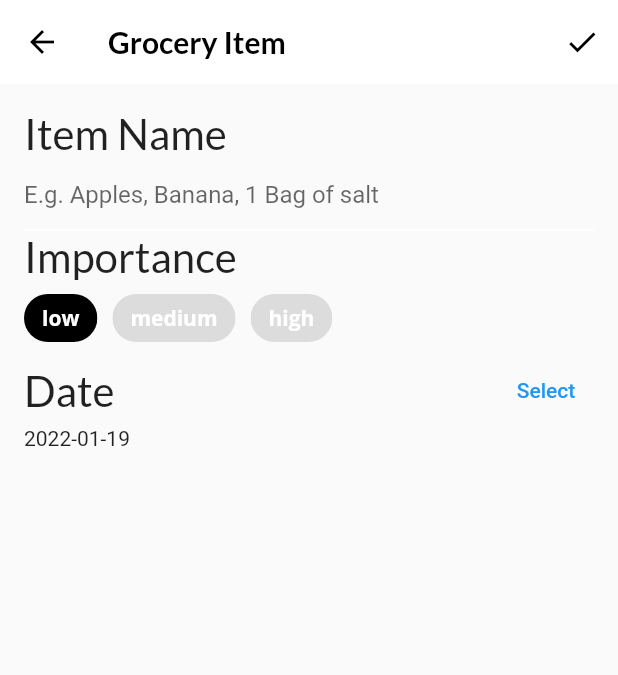
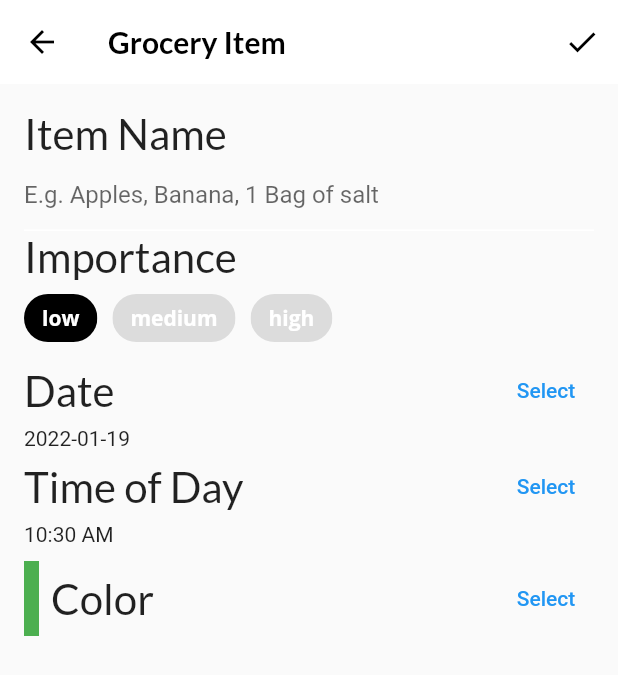
Before and after one commit to Austin-Godwin/fooderlich_interactive_widgets, a Flutter app: the screen it shows after launch, item 3 of the bottom bar chosen, after a tap on the "add" icon, on a phone screen of 412 x 824 dp. Shown: the top 675 px of the screen. Run offline on Flutter 3.47's test engine with Material 2 defaults, Android fonts, the phone set to English and light mode, and no system bars; our stand-ins replace flutter_colorpicker, google_fonts; project files that could hold a hidden picture were left out.

Commit message:
Color Picker Added

```diff
--- a/lib/screens/grocery_item_screen.dart
+++ b/lib/screens/grocery_item_screen.dart
@@ -83,6 +83,9 @@ class _GroceryItemScreenState extends State<GroceryItemScreen> {
             buildNameField(),
             buildImportantField(),
             buildDateField(context),
+            buildTimeField(context),
+            const SizedBox(height: 10.0,),
+            buildColorPicker(context),
           ],
         ),
       ),
@@ -202,4 +205,86 @@ class _GroceryItemScreenState extends State<GroceryItemScreen> {
       ],
     );
   }
+
+  Widget buildTimeField(BuildContext context) {
+    return Column(
+      crossAxisAlignment: CrossAxisAlignment.start,
+      children: [
+        Row(
+          mainAxisAlignment: MainAxisAlignment.spaceBetween,
+          children: [
+            Text(
+              'Time of Day',
+              style: GoogleFonts.lato(fontSize: 28.0),
+            ),
+            TextButton(
+              onPressed: () async {
+                final timeOfDay = await showTimePicker(
+                  context: context,
+                  initialTime: TimeOfDay.now(),
+                );
+                setState(() {
+                  if (timeOfDay != null) {
+                    _timeOfDay = timeOfDay;
+                  }
+                });
+              },
+              child: const Text('Select'),
+            )
+          ],
+        ),
+        Text('${_timeOfDay.format(context)}'),
+      ],
+    );
+  }
+
+  Widget buildColorPicker(BuildContext context) {
+    return Row(
+      mainAxisAlignment: MainAxisAlignment.spaceBetween,
+      children: [
+        Row(
+          children: [
+            Container(
+              height: 50.0,
+              width: 10.0,
+              color: _currentColor,
+            ),
+            const SizedBox(
+              width: 8.0,
+            ),
+            Text(
+              'Color',
+              style: GoogleFonts.lato(fontSize: 28.0),
+            ),
+          ],
+        ),
+        TextButton(
+          onPressed: () {
+            showDialog(
+              context: context,
+              builder: (context) {
+                return AlertDialog(
+                  content: BlockPicker(
+                    pickerColor: Colors.white,
+                    onColorChanged: (color) {
+                      setState(() => _currentColor = color);
+                    },
+                  ),
+                  actions: [
+                    TextButton(
+                      onPressed: () {
+                        Navigator.of(context).pop();
+                      },
+                      child: const Text('Save'),
+                    )
+                  ],
+                );
+              },
+            );
+          },
+          child: const Text('Select'),
+        )
+      ],
+    );
+  }
 }
```
